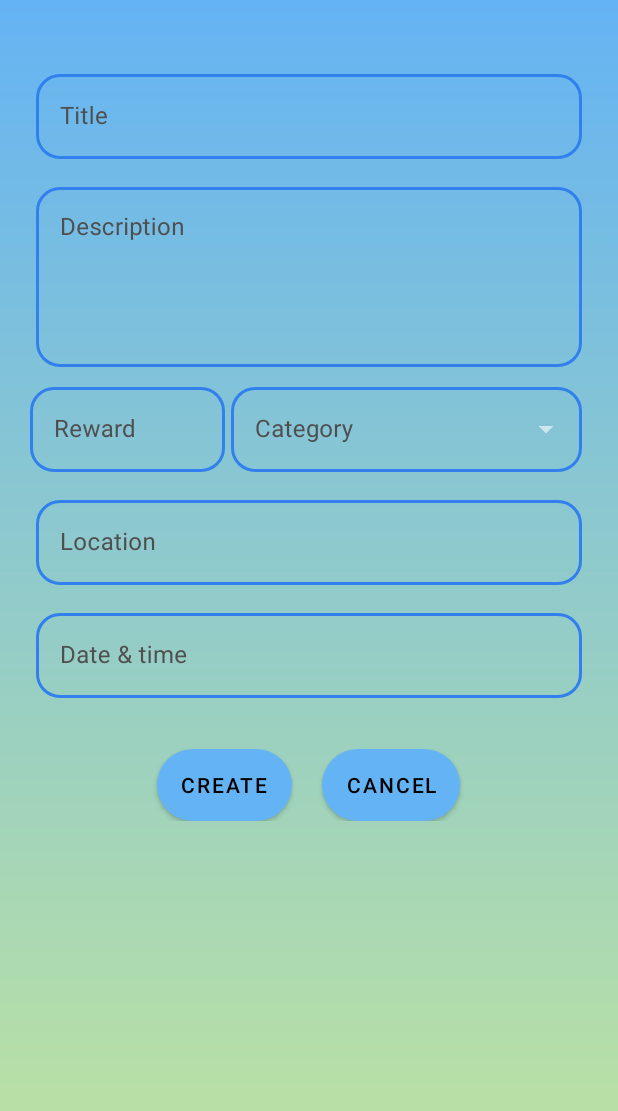
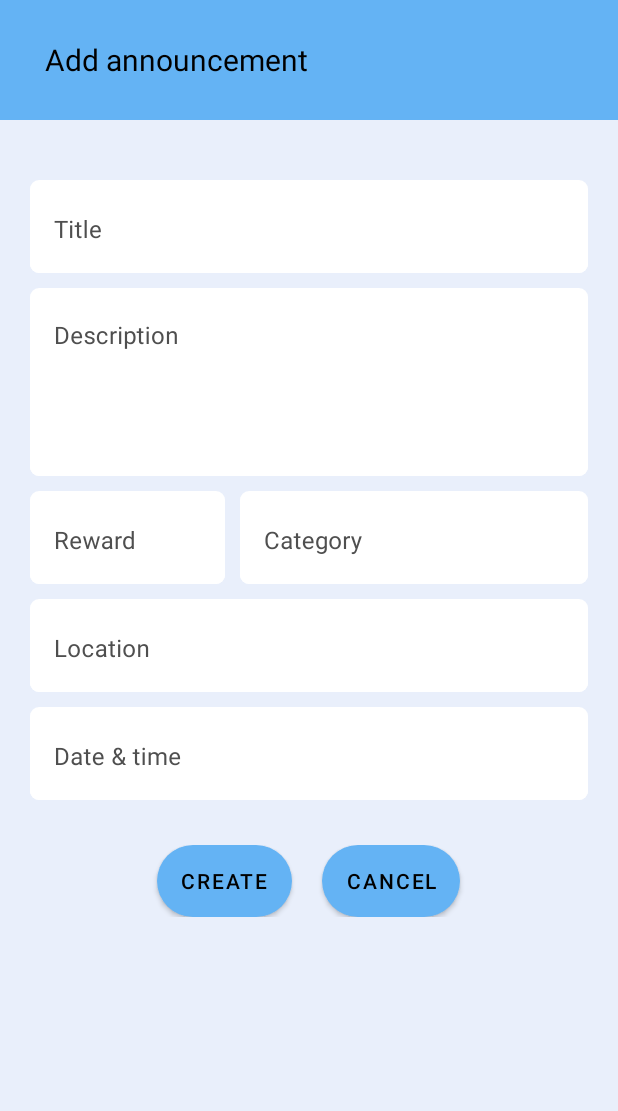
Before and after one commit to MarceliJerzynski/CoronaHELP, an Android app: the CreateAnnouncementFragment screen opened through its navigation route, on a phone screen of 412 x 824 dp. Shown: the top 1111 px of the screen. Run offline under Robolectric (Android 15) with nearby library versions, the light colour scheme and no system bars; libraries missing offline, so code that uses them is left out: com.colorgreen.swiper.

Commit message:
Theme tweaks. Add passing data to announcement details view. Add date & time picker

```diff
--- a/app/src/main/java/com/example/coronahelp/fragments/CreateAnnouncementFragment.kt
+++ b/app/src/main/java/com/example/coronahelp/fragments/CreateAnnouncementFragment.kt
@@ -1,8 +1,7 @@
 package com.example.coronahelp.fragments
 
 import android.app.DatePickerDialog
-import android.app.DatePickerDialog.OnDateSetListener
-import android.icu.text.SimpleDateFormat
+import android.app.TimePickerDialog
 import android.os.Bundle
 import android.view.LayoutInflater
 import android.view.View
@@ -15,8 +14,9 @@
 import com.example.coronahelp.model.Category
 import com.example.coronahelp.viewModels.CreateAnnouncementViewModel
 import kotlinx.android.synthetic.main.create_announcement_fragment.*
+import java.text.DateFormat
+import java.text.SimpleDateFormat
 import java.util.*
-import javax.xml.datatype.DatatypeConstants.MONTHS
 import kotlin.collections.ArrayList
 
 
@@ -24,6 +24,23 @@
 
 
     private lateinit var viewModel: CreateAnnouncementViewModel
+
+    private fun pickDateTime() {
+        val currentDateTime = Calendar.getInstance()
+        val startYear = currentDateTime.get(Calendar.YEAR)
+        val startMonth = currentDateTime.get(Calendar.MONTH)
+        val startDay = currentDateTime.get(Calendar.DAY_OF_MONTH)
+        val startHour = currentDateTime.get(Calendar.HOUR_OF_DAY)
+        val startMinute = currentDateTime.get(Calendar.MINUTE)
+
+        DatePickerDialog(requireContext(), DatePickerDialog.OnDateSetListener { _, year, month, day ->
+            TimePickerDialog(requireContext(), TimePickerDialog.OnTimeSetListener { _, hour, minute ->
+                val pickedDateTime = Calendar.getInstance()
+                pickedDateTime.set(year, month, day, hour, minute)
+                editText_date_time.setText(SimpleDateFormat("dd.MM.yyyy HH:mm").format(pickedDateTime.time))
+            }, startHour, startMinute, true).show()
+        }, startYear, startMonth, startDay).show()
+    }
 
     override fun onCreateView(inflater: LayoutInflater, container: ViewGroup?, savedInstanceState: Bundle?): View? {
         return inflater.inflate(R.layout.create_announcement_fragment, container, false)
@@ -42,15 +59,9 @@
         val editTextFilledExposedDropdown: AutoCompleteTextView = view.findViewById(R.id.filled_exposed_dropdown)
         editTextFilledExposedDropdown.setAdapter(categories_adapter)
 
-        val calendar = Calendar.getInstance()
-        val year = calendar.get(Calendar.YEAR)
-        val month = calendar.get(Calendar.YEAR)
-        val day = calendar.get(Calendar.YEAR)
 
-        //outlinedTextFieldDateTime.setOnClickListener {
-        //    val dpd = DatePickerDialog(this, DatePickerDialog.OnDateSetListener{view,mYear,mMonth,mDay ->
-        //outlinedTextFieldDateTime.
-        //    })
-        //} TODO: DatePickerDialog & TimePickerDialog - nie wiem jak zrobić setText dla textFielda i nigdzie nie mogę znaleźć jak to zrobić
+        editText_date_time.setOnClickListener {
+            pickDateTime()
+        }
     }
 }
--- a/app/src/main/java/com/example/coronahelp/fragments/MapsFragment.kt
+++ b/app/src/main/java/com/example/coronahelp/fragments/MapsFragment.kt
@@ -1,10 +1,13 @@
 package com.example.coronahelp.fragments
 
+import android.content.Context
 import android.os.Bundle
 import android.view.LayoutInflater
 import android.view.View
 import android.view.ViewGroup
 import android.view.ViewTreeObserver
+import android.view.animation.Animation
+import android.view.animation.AnimationUtils
 import android.view.animation.DecelerateInterpolator
 import android.widget.LinearLayout
 import androidx.core.view.size
@@ -41,18 +44,44 @@
     var map: GoogleMap? = null
 
     internal lateinit var announcementList: MutableList<Announcement>
-    private var isShowingCardHeaderShadow: Boolean = false
+
+    var isOpen = false
 
     override fun onViewCreated(view: View, savedInstanceState: Bundle?) {
+
+        val fabOpen = AnimationUtils.loadAnimation(context, R.anim.fab_open)
+        val fabClose = AnimationUtils.loadAnimation(context, R.anim.fab_close)
+        val fabRClockwise = AnimationUtils.loadAnimation(context, R.anim.rotate_clockwise)
+        val fabRAntiClockwise = AnimationUtils.loadAnimation(context, R.anim.rotate_anticlockwise)
+
+        fab.setOnClickListener{
+            if(isOpen){
+                fab_add.startAnimation(fabClose)
+                fab_sign_out.startAnimation(fabClose)
+                fab.startAnimation(fabRClockwise)
+
+                isOpen = false
+            } else {
+                fab_add.startAnimation(fabOpen)
+                fab_sign_out.startAnimation(fabOpen)
+                fab.startAnimation(fabRAntiClockwise)
+
+                fab_add.isClickable
+                fab_sign_out.isClickable
+                isOpen = true
+            }
+
             fab_add.setOnClickListener{
                 view.findNavController().navigate(R.id.action_mapsFragment_to_createAnnouncement2)
             }
 
-        button_logout.setOnClickListener{
+            fab_sign_out.setOnClickListener{
                 view.findNavController().navigate(R.id.action_mapsFragment_to_login)
                 MainActivity.preferences?.edit()?.apply {
                     putString("Token", null)
                 }?.apply()
+            }
+
         }
 
         if (!isUserLogged()!!) {
--- a/app/src/main/res/color/text_input_box_stroke.xml
+++ b/app/src/main/res/color/text_input_box_stroke.xml
@@ -1,6 +1,6 @@
 <?xml version="1.0" encoding="utf-8"?>
 <selector xmlns:android="http://schemas.android.com/apk/res/android">
-    <item android:color="#012b66" android:state_focused="true"/>
-    <item android:color="#4f4f4f" android:state_hovered="true"/>
-    <item android:color="#3280ed"/>
+    <item android:color="#ffffff" android:state_focused="true"/>
+    <item android:color="#ffffff" android:state_hovered="true"/>
+    <item android:color="#ffffff"/>
 </selector>
--- a/app/src/main/res/drawable/announcement_details_background.xml
+++ b/app/src/main/res/drawable/announcement_details_background.xml
@@ -1,7 +1,6 @@
 <?xml version="1.0" encoding="utf-8"?>
 <shape xmlns:android="http://schemas.android.com/apk/res/android"
     android:shape="rectangle">
-
-    <solid android:color="@color/colorAccent" />
-    <corners android:radius="20dp"/>
+    <solid android:color="#ffffff" />
+    <corners android:radius="6dp"/>
 </shape>
--- a/app/src/main/res/drawable/background_gradient.xml
+++ b/app/src/main/res/drawable/background_gradient.xml
@@ -1,12 +1,9 @@
 <?xml version="1.0" encoding="utf-8"?>
 <shape xmlns:android="http://schemas.android.com/apk/res/android">
-    <!-- android:startColor="#243b55"
-           android:endColor="#141e30"-->
-
-    <gradient
+    <!--<gradient
         android:startColor="#64b3f4"
         android:endColor="#c2e59c"
         android:angle="270"
-        />
-
+        />-->
+    <solid android:color="#e9effb"/>
 </shape>
--- /dev/null
+++ b/app/src/main/res/drawable/ic_sign_out_black_24dp.xml
@@ -0,0 +1,5 @@
+<vector android:height="24dp" android:tint="#FFFFFF"
+    android:viewportHeight="24.0" android:viewportWidth="24.0"
+    android:width="24dp" xmlns:android="http://schemas.android.com/apk/res/android">
+    <path android:fillColor="#FF000000" android:pathData="M13,3h-2v10h2L13,3zM17.83,5.17l-1.42,1.42C17.99,7.86 19,9.81 19,12c0,3.87 -3.13,7 -7,7s-7,-3.13 -7,-7c0,-2.19 1.01,-4.14 2.58,-5.42L6.17,5.17C4.23,6.82 3,9.26 3,12c0,4.97 4.03,9 9,9s9,-4.03 9,-9c0,-2.74 -1.23,-5.18 -3.17,-6.83z"/>
+</vector>
--- a/app/src/main/res/drawable/login_edit_background.xml
+++ b/app/src/main/res/drawable/login_edit_background.xml
@@ -1,6 +1,7 @@
 <?xml version="1.0" encoding="utf-8"?>
 <shape xmlns:android="http://schemas.android.com/apk/res/android"
     android:shape="rectangle">
-    <solid android:color="#3e4559"/>
+    <!-- <solid android:color="#3e4559"/> -->
+    <solid android:color="#ffffff"/>
     <corners android:radius="20dp"/>
 </shape>
--- a/app/src/main/res/layout/create_announcement_fragment.xml
+++ b/app/src/main/res/layout/create_announcement_fragment.xml
@@ -14,18 +14,28 @@
         android:orientation="vertical"
         android:gravity="center_horizontal">
 
+        <TextView
+            android:layout_width="match_parent"
+            android:layout_height="80dp"
+            android:gravity="center_vertical"
+            android:text="Add announcement"
+            android:textColor="#000000"
+            android:textSize="20sp"
+            android:background="@color/colorAccent"
+            android:paddingStart="30dp"/>
+
         <com.google.android.material.textfield.TextInputLayout
-            android:id="@+id/outlinedTextFieldTitle"
-            style="@style/TextInputLayoutStyle"
+            android:id="@+id/filledTextFieldTitle"
             android:layout_width="match_parent"
             android:layout_height="wrap_content"
             android:layout_marginStart="20dp"
             android:layout_marginTop="40dp"
             android:layout_marginEnd="20dp"
+            android:background="@drawable/announcement_details_background"
             android:hint="Title"
-            android:padding="4dp"
-            android:textColorHint="#4f4f4f"
-            app:hintTextColor="#4f4f4f"
+            android:textColorHint="@color/colorGrey"
+            app:hintTextColor="@color/colorGrey"
+            style="@style/TextInputLayoutStyle"
             app:shapeAppearance="@style/ShapeAppearance.TextFields">
 
             <com.google.android.material.textfield.TextInputEditText
@@ -36,25 +46,26 @@
         </com.google.android.material.textfield.TextInputLayout>
 
         <com.google.android.material.textfield.TextInputLayout
-            android:id="@+id/outlinedTextFieldDesc"
-            style="@style/TextInputLayoutStyle"
+            android:id="@+id/filledTextFieldDesc"
             android:layout_width="match_parent"
             android:layout_height="wrap_content"
             android:layout_marginStart="20dp"
-            android:layout_marginTop="5dp"
+            android:layout_marginTop="10dp"
             android:layout_marginEnd="20dp"
+            android:background="@drawable/announcement_details_background"
             android:hint="Description"
-            android:padding="4dp"
-            app:shapeAppearance="@style/ShapeAppearance.TextFields"
-            android:textColorHint="#4f4f4f"
-            app:hintTextColor="#4f4f4f">
+            android:textColorHint="@color/colorGrey"
+            app:hintTextColor="@color/colorGrey"
+            style="@style/TextInputLayoutStyle"
+            app:shapeAppearance="@style/ShapeAppearance.TextFields">
 
             <com.google.android.material.textfield.TextInputEditText
                 android:layout_width="match_parent"
                 android:layout_height="wrap_content"
                 android:textColor="#4f4f4f"
                 android:gravity="top"
-                android:minHeight="120dp" />
+                android:minHeight="120dp"
+                />
         </com.google.android.material.textfield.TextInputLayout>
 
         <LinearLayout
@@ -62,24 +73,26 @@
             android:layout_height="wrap_content"
             android:layout_marginStart="20dp"
             android:layout_marginEnd="20dp"
+            android:layout_marginTop="10dp"
             android:orientation="horizontal">
 
             <com.google.android.material.textfield.TextInputLayout
-                android:id="@+id/outlinedTextFieldReward"
-                style="@style/TextInputLayoutStyle"
+                android:id="@+id/filledTextFieldReward"
                 android:layout_width="130dp"
                 android:layout_height="wrap_content"
+                android:background="@drawable/announcement_details_background"
                 android:hint="Reward"
-                app:shapeAppearance="@style/ShapeAppearance.TextFields"
-                app:suffixText="zł"
-                android:textColorHint="#4f4f4f"
-                app:hintTextColor="#4f4f4f"
-                app:suffixTextColor="#4f4f4f">
+                android:textColorHint="@color/colorGrey"
+                app:hintTextColor="@color/colorGrey"
+                style="@style/TextInputLayoutStyle"
+                app:shapeAppearance="@style/ShapeAppearance.TextFields">
 
                 <com.google.android.material.textfield.TextInputEditText
                     android:layout_width="match_parent"
                     android:layout_height="wrap_content"
-                    android:textColor="#4f4f4f"/>
+                    android:textColor="@color/colorGrey"
+                    android:inputType="number"
+                    />
 
             </com.google.android.material.textfield.TextInputLayout>
 
@@ -88,60 +101,64 @@
                 style="@style/DropdownLayoutStyle"
                 android:layout_width="fill_parent"
                 android:layout_height="wrap_content"
+                android:layout_marginStart="10dp"
+                android:background="@drawable/announcement_details_background"
                 android:hint="Category"
-                android:padding="4dp"
                 app:shapeAppearance="@style/ShapeAppearance.TextFields"
-                android:textColorHint="#4f4f4f"
-                app:hintTextColor="#4f4f4f">
+                android:textColorHint="@color/colorGrey"
+                app:hintTextColor="@color/colorGrey">
 
                 <AutoCompleteTextView
                     android:id="@+id/filled_exposed_dropdown"
                     android:layout_width="match_parent"
                     android:layout_height="wrap_content"
-                    android:textColor="#4f4f4f"/>
+                    android:textColor="@color/colorGrey"/>
 
             </com.google.android.material.textfield.TextInputLayout>
 
         </LinearLayout>
 
         <com.google.android.material.textfield.TextInputLayout
-            android:id="@+id/outlinedTextFieldLocation"
-            style="@style/TextInputLayoutStyle"
+            android:id="@+id/filledTextFieldLocation"
             android:layout_width="match_parent"
             android:layout_height="wrap_content"
             android:layout_marginStart="20dp"
-            android:layout_marginTop="5dp"
+            android:layout_marginTop="10dp"
             android:layout_marginEnd="20dp"
+            android:background="@drawable/announcement_details_background"
             android:hint="Location"
-            android:padding="4dp"
-            app:shapeAppearance="@style/ShapeAppearance.TextFields"
-            android:textColorHint="#4f4f4f"
-            app:hintTextColor="#4f4f4f">
+            android:textColorHint="@color/colorGrey"
+            app:hintTextColor="@color/colorGrey"
+            style="@style/TextInputLayoutStyle"
+            app:shapeAppearance="@style/ShapeAppearance.TextFields">
 
             <com.google.android.material.textfield.TextInputEditText
                 android:layout_width="match_parent"
                 android:layout_height="wrap_content"
-                android:textColor="#4f4f4f"/>
+                android:textColor="@color/colorGrey"/>
         </com.google.android.material.textfield.TextInputLayout>
 
         <com.google.android.material.textfield.TextInputLayout
-            android:id="@+id/outlinedTextFieldDateTime"
-            style="@style/TextInputLayoutStyle"
+            android:id="@+id/filledTextFieldDateTime"
             android:layout_width="match_parent"
             android:layout_height="wrap_content"
             android:layout_marginStart="20dp"
-            android:layout_marginTop="5dp"
+            android:layout_marginTop="10dp"
             android:layout_marginEnd="20dp"
+            android:background="@drawable/announcement_details_background"
             android:hint="Date &amp; time"
-            android:padding="4dp"
-            app:shapeAppearance="@style/ShapeAppearance.TextFields"
-            android:textColorHint="#4f4f4f"
-            app:hintTextColor="#4f4f4f">
+            android:textColorHint="@color/colorGrey"
+            app:hintTextColor="@color/colorGrey"
+            style="@style/TextInputLayoutStyle"
+            app:shapeAppearance="@style/ShapeAppearance.TextFields">
 
             <com.google.android.material.textfield.TextInputEditText
+                android:id="@+id/editText_date_time"
                 android:layout_width="match_parent"
                 android:layout_height="wrap_content"
-                android:textColor="#4f4f4f"/>
+                android:textColor="@color/colorGrey"
+                android:inputType="datetime"
+                android:focusable="false"/>
         </com.google.android.material.textfield.TextInputLayout>
 
         <LinearLayout
--- a/app/src/main/res/values/colors.xml
+++ b/app/src/main/res/values/colors.xml
@@ -4,5 +4,6 @@
     <color name="colorPrimary">#6200EE</color>
     <color name="colorPrimaryDark">#3700B3</color>
     <color name="colorAccent">#64b3f4</color>
+    <color name="colorGrey">#4f4f4f</color>
 
 </resources>
--- a/app/src/main/res/values/styles.xml
+++ b/app/src/main/res/values/styles.xml
@@ -12,14 +12,12 @@
     </style>
     <style name="ShapeAppearance.TextFields" parent="ShapeAppearance.MaterialComponents.MediumComponent">
         <item name="cornerFamily">rounded</item>
-        <item name="cornerSize">16dp</item>
+        <item name="cornerSize">6dp</item>
     </style>
     <style name="TextInputLayoutStyle" parent="Widget.MaterialComponents.TextInputLayout.OutlinedBox">
         <item name="boxStrokeColor">@color/text_input_box_stroke</item>
-        <item name="boxStrokeWidth">2dp</item>
     </style>
     <style name="DropdownLayoutStyle" parent="Widget.MaterialComponents.TextInputLayout.OutlinedBox.ExposedDropdownMenu">
         <item name="boxStrokeColor">@color/text_input_box_stroke</item>
-        <item name="boxStrokeWidth">2dp</item>
     </style>
 </resources>
```
Also changed, not shown: app/src/main/java/com/example/coronahelp/fragments/AnnouncementFragment.kt (+10 -1 lines), app/src/main/res/anim/fab_close.xml (added, +23 -0 lines), app/src/main/res/anim/fab_open.xml (added, +21 -0 lines), app/src/main/res/anim/rotate_anticlockwise.xml (added, +14 -0 lines), app/src/main/res/anim/rotate_clockwise.xml (added, +14 -0 lines), app/src/main/res/layout/fragment_maps.xml (+33 -11 lines), app/src/main/res/layout/login_fragment.xml (+8 -4 lines), app/src/main/res/layout/register_fragment.xml (+15 -10 lines). Lines whose indentation alone changed are shown as unchanged.
